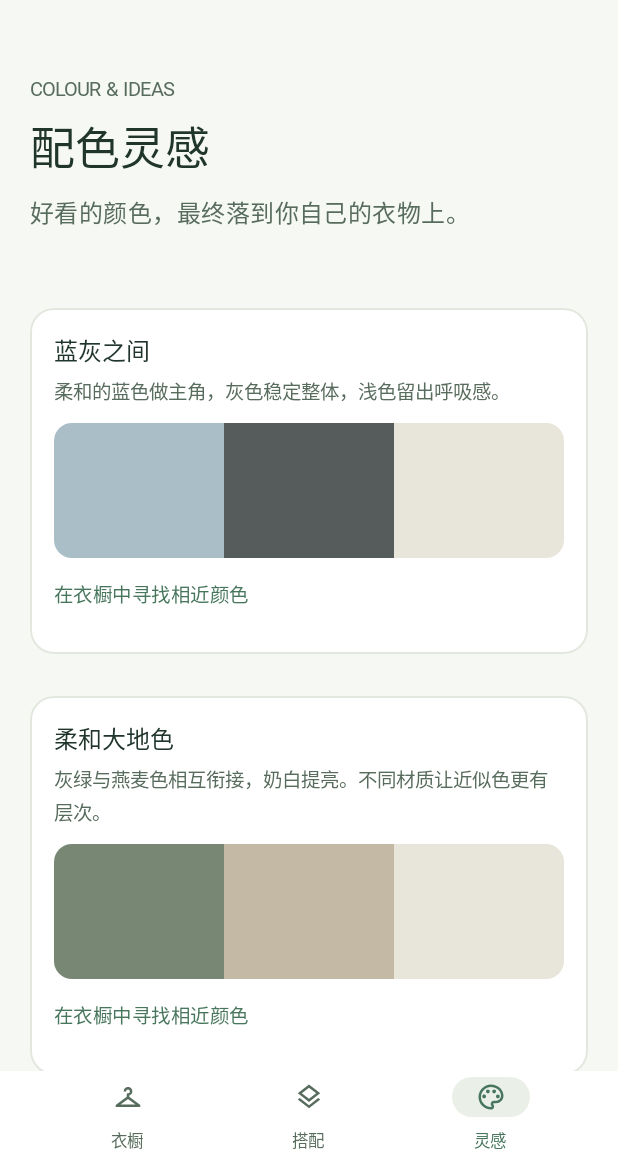
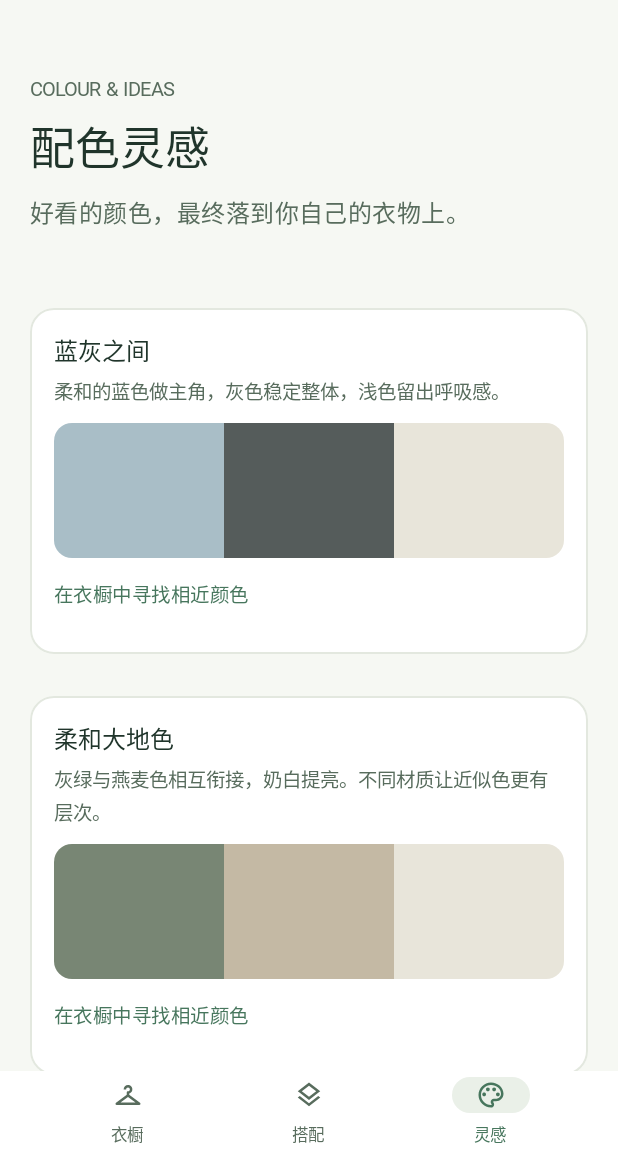
Before and after one commit to frozamina/fitlog, an Android app built with Jetpack Compose: the inspiration screen opened through its navigation route, on a phone screen of 412 x 824 dp, the part 78-1236 px from its top. Run offline under Robolectric (Android 15) with nearby library versions, the phone set to English and light mode, and no system bars; Roboto replaces fonts that are not available here.

Commit message:
v0.4.4（versionCode 10）：底部导航图标与文字间距收紧（胶囊内边距 3→2dp，去掉中间 Spacer）

```diff
--- a/app/build.gradle.kts
+++ b/app/build.gradle.kts
@@ -13,8 +13,8 @@ android {
         applicationId = "com.fitlog.app"
         minSdk = 26
         targetSdk = 34
-        versionCode = 9
-        versionName = "0.4.3"
+        versionCode = 10
+        versionName = "0.4.4"
     }
 
     buildTypes {
--- a/app/src/main/java/com/fitlog/app/MainActivity.kt
+++ b/app/src/main/java/com/fitlog/app/MainActivity.kt
@@ -55,9 +55,9 @@ fun AppNav(){
                         Modifier
                             .clip(RoundedCornerShape(999.dp))
                             .background(if(selected)PrimaryLight else Color.Transparent)
-                            .padding(horizontal=16.dp,vertical=3.dp)
+                            .padding(horizontal=16.dp,vertical=2.dp)
                     ){Icon(icon,contentDescription=null,tint=if(selected)Primary else FitTheme.colors.textSub,modifier=Modifier.size(20.dp))}
-                    Spacer(Modifier.height(1.dp))
+                    Spacer(Modifier.height(0.dp))
                     Text(label,fontSize=11.sp,color=if(selected)Primary else FitTheme.colors.textSub)
                 }
             }
```
